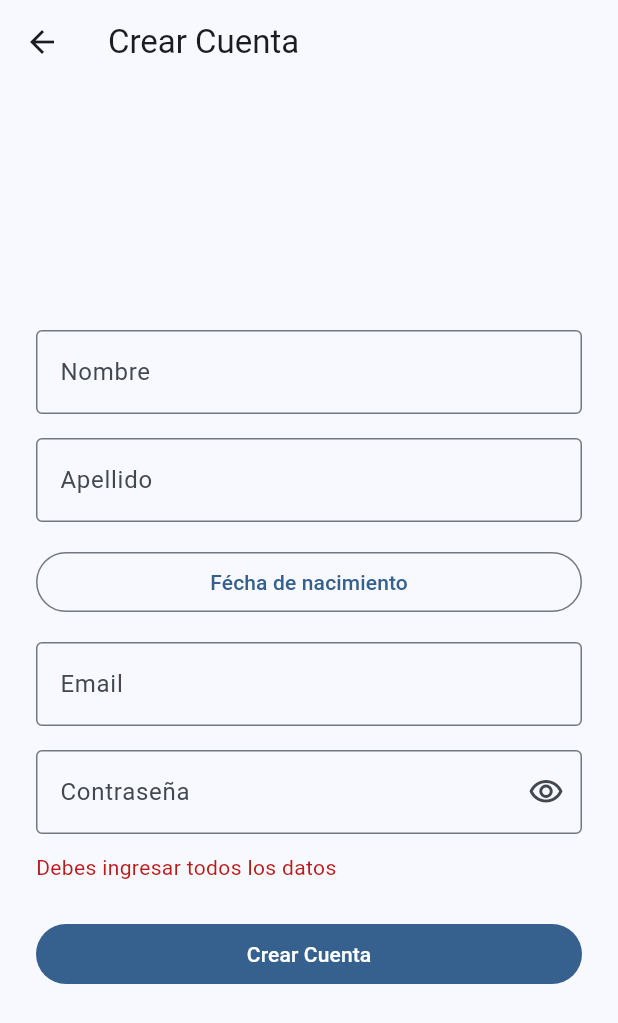
After one commit to RamiroDAgnone/ClubRamiroDAgnone, a Flutter app: the RegisterScreen screen opened directly, after a tap on "Crear Cuenta", on a phone screen of 412 x 824 dp. The commit adds this screen. Shown: the top 1023 px of the screen. Run offline on Flutter 3.47's test engine with Material 3 defaults, Android fonts, the phone set to English and light mode, and no system bars.

Commit message:
Register

```diff
--- a/lib/screens/login/login_screen.dart
+++ b/lib/screens/login/login_screen.dart
@@ -1,5 +1,6 @@
 import "package:flutter/material.dart";
 import "../main_shell.dart";
+import "register_screen.dart";
 
 class LoginScreen extends StatefulWidget {
   const LoginScreen({super.key});
@@ -30,7 +31,7 @@ class _LoginScreenState extends State<LoginScreen> {
 
     // Alternative flow 1 of CU-01: empty fields, nothing is sent to the backend.
     if (email.isEmpty || password.isEmpty) {
-      setState(() => _errorMessage = "You must enter your email and password");
+      setState(() => _errorMessage = "Tenes que ingresar tu email y contraseña");
       return;
     }
 
@@ -74,7 +75,7 @@ class _LoginScreenState extends State<LoginScreen> {
                     controller: _passwordController,
                     obscureText: _obscurePassword,
                     decoration: InputDecoration(
-                      labelText: "Password",
+                      labelText: "Contraseña",
                       border: const OutlineInputBorder(),
                       suffixIcon: IconButton(
                         icon: Icon(
@@ -97,7 +98,14 @@ class _LoginScreenState extends State<LoginScreen> {
                   const SizedBox(height: 24),
                   FilledButton(
                     onPressed: _onLoginPressed,
-                    child: const Text("LOG IN"),
+                    child: const Text("Iniciar Sesión"),
+                  ),
+                  const SizedBox(height: 8),
+                  TextButton(
+                    onPressed: () => Navigator.of(context).push(
+                      MaterialPageRoute(builder: (_) => const RegisterScreen()),
+                    ),
+                    child: const Text("¿Todavía no tenes cuenta? ¡Registráte!"),
                   ),
                 ],
               ),
--- /dev/null
+++ b/lib/screens/login/register_screen.dart
@@ -0,0 +1,159 @@
+import "package:flutter/material.dart";
+
+class RegisterScreen extends StatefulWidget {
+  const RegisterScreen({super.key});
+
+  @override
+  State<RegisterScreen> createState() => _RegisterScreenState();
+}
+
+class _RegisterScreenState extends State<RegisterScreen> {
+  final _firstNameController = TextEditingController();
+  final _lastNameController = TextEditingController();
+  final _dniController = TextEditingController();
+  final _emailController = TextEditingController();
+  final _passwordController = TextEditingController();
+
+  DateTime? _birthDate;
+  String? _errorMessage;
+  bool _obscurePassword = true;
+
+  @override
+  void dispose() {
+    _firstNameController.dispose();
+    _lastNameController.dispose();
+    _dniController.dispose();
+    _emailController.dispose();
+    _passwordController.dispose();
+    super.dispose();
+  }
+
+  Future<void> _pickBirthDate() async {
+    // showDatePicker opens Flutter's built-in calendar dialog.
+    // "await" waits until the user picks a date or closes the dialog.
+    final picked = await showDatePicker(
+      context: context,
+      initialDate: DateTime(2000),
+      firstDate: DateTime(1900),
+      lastDate: DateTime.now(),
+    );
+    if (picked != null) {
+      setState(() => _birthDate = picked);
+    }
+  }
+
+  String _formatDate(DateTime date) {
+    final day = date.day.toString().padLeft(2, "0");
+    final month = date.month.toString().padLeft(2, "0");
+    return "$day/$month/${date.year}";
+  }
+
+  void _onRegisterPressed() {
+    final hasEmptyField = _firstNameController.text.trim().isEmpty ||
+        _lastNameController.text.trim().isEmpty ||
+        _dniController.text.trim().isEmpty ||
+        _emailController.text.trim().isEmpty ||
+        _passwordController.text.isEmpty ||
+        _birthDate == null;
+
+    // Alternative flow 1 of CU-03: incomplete data.
+    if (hasEmptyField) {
+      setState(() => _errorMessage = "Debes ingresar todos los datos");
+      return;
+    }
+
+    setState(() => _errorMessage = null);
+
+    // Temporary: later this will call the API to create the account.
+    ScaffoldMessenger.of(context).showSnackBar(
+      const SnackBar(content: Text("¡Cuenta creada correctamente!")),
+    );
+    Navigator.of(context).pop();
+  }
+
+  @override
+  Widget build(BuildContext context) {
+    return Scaffold(
+      appBar: AppBar(title: const Text("Crear Cuenta")),
+      body: SafeArea(
+        child: Center(
+          child: SingleChildScrollView(
+            padding: const EdgeInsets.all(24),
+            child: ConstrainedBox(
+              constraints: const BoxConstraints(maxWidth: 400),
+              child: Column(
+                mainAxisSize: MainAxisSize.min,
+                crossAxisAlignment: CrossAxisAlignment.stretch,
+                children: [
+                  TextField(
+                    controller: _firstNameController,
+                    decoration: const InputDecoration(
+                      labelText: "Nombre",
+                      border: OutlineInputBorder(),
+                    ),
+                  ),
+                  const SizedBox(height: 16),
+                  TextField(
+                    controller: _lastNameController,
+                    decoration: const InputDecoration(
+                      labelText: "Apellido",
+                      border: OutlineInputBorder(),
+                    ),
+                  ),
+                  const SizedBox(height: 16),
+                  OutlinedButton(
+                    onPressed: _pickBirthDate,
+                    child: Text(
+                      _birthDate == null
+                          ? "Fécha de nacimiento"
+                          : "Birth date: ${_formatDate(_birthDate!)}",
+                    ),
+                  ),
+                  const SizedBox(height: 16),
+                  TextField(
+                    controller: _emailController,
+                    keyboardType: TextInputType.emailAddress,
+                    decoration: const InputDecoration(
+                      labelText: "Email",
+                      border: OutlineInputBorder(),
+                    ),
+                  ),
+                  const SizedBox(height: 16),
+                  TextField(
+                    controller: _passwordController,
+                    obscureText: _obscurePassword,
+                    decoration: InputDecoration(
+                      labelText: "Contraseña",
+                      border: const OutlineInputBorder(),
+                      suffixIcon: IconButton(
+                        icon: Icon(
+                          _obscurePassword
+                              ? Icons.visibility_outlined
+                              : Icons.visibility_off_outlined,
+                        ),
+                        onPressed: () =>
+                            setState(() => _obscurePassword = !_obscurePassword),
+                      ),
+                    ),
+                  ),
+                  if (_errorMessage != null) ...[
+                    const SizedBox(height: 12),
+                    Text(
+                      _errorMessage!,
+                      style: TextStyle(color: Theme.of(context).colorScheme.error),
+                    ),
+                  ],
+                  const SizedBox(height: 24),
+                  FilledButton(
+                    onPressed: _onRegisterPressed,
+                    child: const Text("Crear Cuenta"),
+                  ),
+                ],
+              ),
+            ),
+          ),
+        ),
+      ),
+    );
+  }
+}
```
